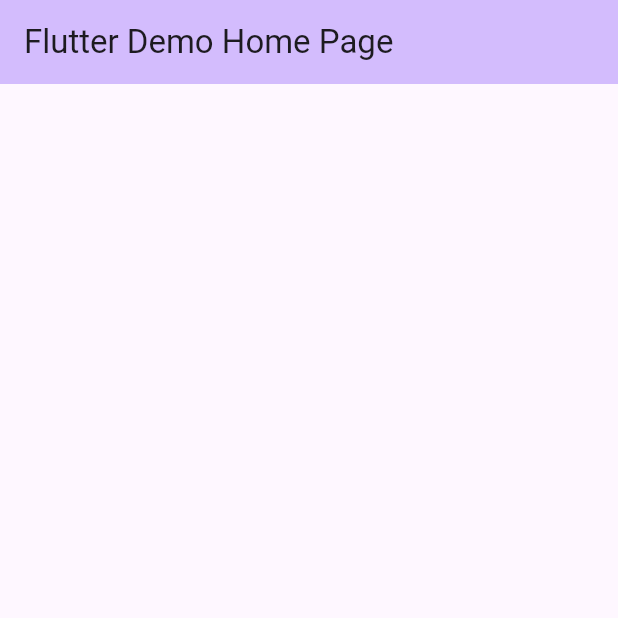
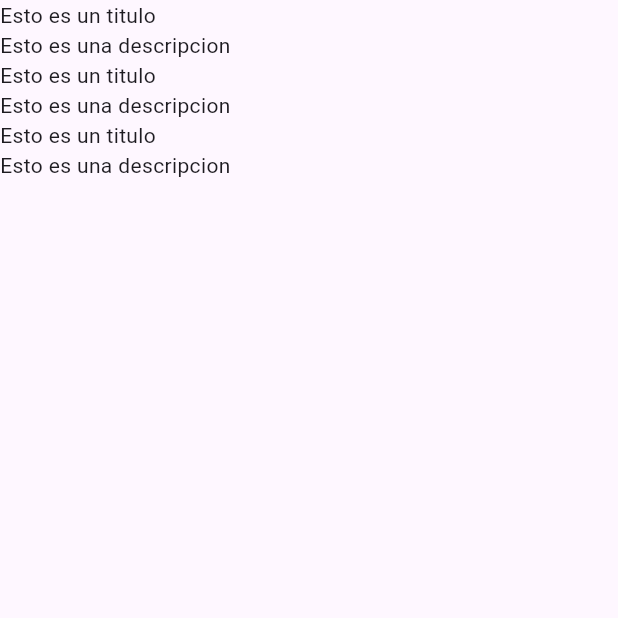
Before and after one commit to Nahustep/posts-application-pinApp, a Flutter app: the screen it shows after launch, on a phone screen of 412 x 824 dp, the top half of it. Run offline on Flutter 3.47's test engine with Material 3 defaults, Android fonts, the phone set to English and light mode, and no system bars; our stand-ins replace dio, equatable, get_it, go_router, retrofit; generated files the repository leaves out were written again.

```diff
--- /dev/null
+++ b/lib/core/constants/constants.dart
@@ -0,0 +1,3 @@
+class Environments {
+  static const String baseUrl = 'https://jsonplaceholder.typicode.com';
+}
--- /dev/null
+++ b/lib/core/routes/routes.dart
@@ -0,0 +1,16 @@
+// Clave global para el Navigator
+import 'package:flutter/material.dart';
+import 'package:go_router/go_router.dart';
+
+import '../../feature/post/presentation/page/post_page.dart';
+
+final _rootNavigatorKey = GlobalKey<NavigatorState>();
+const home = '/posts';
+const post_detail = '/posts/{id}';
+final router = GoRouter(
+  initialLocation: home, // Ruta inicial
+  navigatorKey: _rootNavigatorKey,
+  routes: [
+    GoRoute(path: home, builder: (context, state) => const PostPage()),
+  ],
+);
--- /dev/null
+++ b/lib/core/usecases/usecase.dart
@@ -0,0 +1,3 @@
+abstract class Usecase<Type, Params> {
+  Future<Type> call({Params params});
+}
--- a/lib/feature/post/data/data_sources/post_data_source.dart
+++ b/lib/feature/post/data/data_sources/post_api_services.dart
@@ -2,7 +2,7 @@ import 'package:dio/dio.dart';
 import 'package:retrofit/retrofit.dart';
 
 import '../models/post_model.dart';
-part 'post_data_source.g.dart';
+part 'post_api_services.g.dart';
 
 @RestApi()
 sealed class PostApiServices {
--- /dev/null
+++ b/lib/feature/post/presentation/page/post_page.dart
@@ -0,0 +1,12 @@
+import 'package:flutter/material.dart';
+
+import '../widget/post_widgets.dart';
+
+class PostPage extends StatelessWidget {
+  const PostPage({super.key});
+
+  @override
+  Widget build(BuildContext context) {
+    return Scaffold(body: const PostWidgets());
+  }
+}
--- /dev/null
+++ b/lib/feature/post/presentation/widget/post_item_widget.dart
@@ -0,0 +1,14 @@
+import 'package:flutter/material.dart';
+
+class PostItemWidget extends StatelessWidget {
+  const PostItemWidget({super.key});
+
+  @override
+  Widget build(BuildContext context) {
+    return const Column(
+      children: [Text("Esto es un titulo"), Text("Esto es una descripcion")],
+      mainAxisSize: MainAxisSize.min,
+      crossAxisAlignment: CrossAxisAlignment.start,
+    );
+  }
+}
--- /dev/null
+++ b/lib/feature/post/presentation/widget/post_widgets.dart
@@ -0,0 +1,14 @@
+import 'package:flutter/material.dart';
+
+import 'post_item_widget.dart';
+
+class PostWidgets extends StatelessWidget {
+  const PostWidgets({super.key});
+
+  @override
+  Widget build(BuildContext context) {
+    return ListView(
+      children: [PostItemWidget(), PostItemWidget(), PostItemWidget()],
+    );
+  }
+}
--- a/lib/feature/post_by_id/data/data_sources/comment_data_source.dart
+++ b/lib/feature/post_by_id/data/data_sources/comment_api_services.dart
@@ -2,7 +2,7 @@ import 'package:dio/dio.dart';
 import 'package:retrofit/retrofit.dart';
 
 import '../models/comment_model.dart';
-part 'comment_data_source.g.dart';
+part 'comment_api_services.g.dart';
 
 @RestApi()
 sealed class CommentApiServices {
--- a/lib/feature/post_by_id/data/data_sources/post_by_id_data_source.dart
+++ b/lib/feature/post_by_id/data/data_sources/post_by_id_api_services.dart
@@ -2,7 +2,7 @@ import 'package:dio/dio.dart';
 import 'package:retrofit/retrofit.dart';
 
 import '../models/comment_model.dart';
-part 'post_by_id_data_source.g.dart';
+part 'post_by_id_api_services.g.dart';
 
 @RestApi()
 sealed class PostDetailApiServices {
--- /dev/null
+++ b/lib/injection_container.dart
@@ -0,0 +1,18 @@
+import 'package:dio/dio.dart';
+import 'package:get_it/get_it.dart';
+
+import 'core/constants/constants.dart';
+import 'feature/post/data/data_sources/post_api_services.dart';
+
+final getIt = GetIt.instance;
+
+Future<void> initializeDependencies() async {
+  // Firebase
+
+  //Dio
+  final dio = getIt
+      .registerSingleton<Dio>(Dio(BaseOptions(baseUrl: Environments.baseUrl)));
+
+  //data sources
+  getIt.registerSingleton<PostApiServices>(PostApiServices(getIt()));
+}
--- a/lib/main.dart
+++ b/lib/main.dart
@@ -1,4 +1,6 @@
 import 'package:flutter/material.dart';
+
+import 'core/routes/routes.dart';
 
 void main() {
   runApp(const MyApp());
@@ -6,42 +8,24 @@ void main() {
 
 class MyApp extends StatelessWidget {
   const MyApp({super.key});
-
-  // This widget is the root of your application.
   @override
   Widget build(BuildContext context) {
-    return MaterialApp(
-      title: 'Flutter Demo',
+    return MaterialApp.router(
+      title: 'Posts',
+      // builder: (context, child) => ResponsiveWrapper.builder(
+      //   child,
+      //   defaultScale: true,
+      //   breakpoints: [
+      //     const ResponsiveBreakpoint.resize(480, name: MOBILE),
+      //     const ResponsiveBreakpoint.autoScale(800, name: TABLET),
+      //     const ResponsiveBreakpoint.resize(1000, name: DESKTOP),
+      //   ],
+      // ),
       theme: ThemeData(
-        colorScheme: ColorScheme.fromSeed(seedColor: Colors.deepPurple),
+        // colorScheme: ColorScheme.fromSeed(seedColor: Colors.deepPurple),
         useMaterial3: true,
       ),
-      home: const MyHomePage(title: 'Flutter Demo Home Page'),
+      routerConfig: router,
     );
   }
 }
-
-class MyHomePage extends StatefulWidget {
-  const MyHomePage({super.key, required this.title});
-  final String title;
-  @override
-  State<MyHomePage> createState() => _MyHomePageState();
-}
-
-class _MyHomePageState extends State<MyHomePage> {
-  @override
-  Widget build(BuildContext context) {
-    return Scaffold(
-      appBar: AppBar(
-        backgroundColor: Theme.of(context).colorScheme.inversePrimary,
-        title: Text(widget.title),
-      ),
-      body: Center(
-        child: Column(
-          mainAxisAlignment: MainAxisAlignment.center,
-          children: <Widget>[],
-        ),
-      ),
-    );
-  }
-}
--- a/pubspec.yaml
+++ b/pubspec.yaml
@@ -16,6 +16,8 @@ dependencies:
   bloc: ^9.0.0
   flutter_bloc: ^9.0.0
   equatable: ^2.0.7
+  go_router: ^14.7.2
+  get_it: ^8.0.3
 
 dev_dependencies:
   flutter_test:
```
Also changed, not shown: lib/feature/post/data/data_sources/post_api_services.g.dart, lib/feature/post/presentation/post_page.dart (deleted), lib/feature/post_by_id/data/data_sources/comment_api_services.g.dart, lib/feature/post_by_id/data/data_sources/post_by_id_api_services.g.dart, pubspec.lock.
